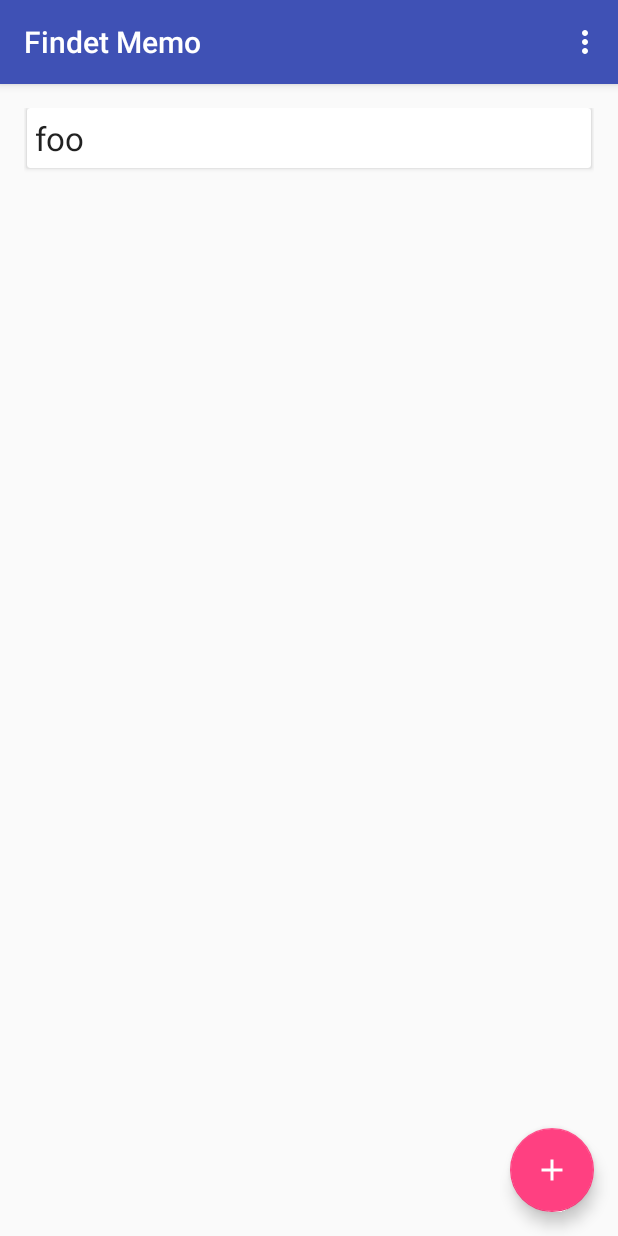
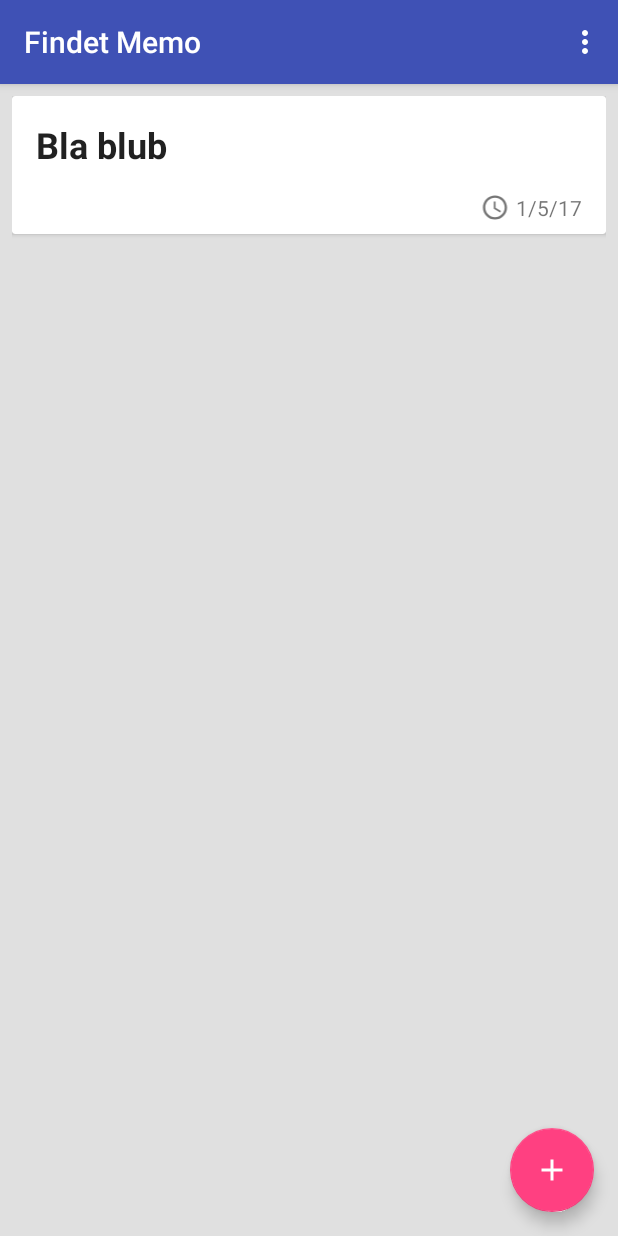
Before and after one commit to bennofs/findet-memo, an Android app: the screen it shows after launch (MainActivity), on a phone screen of 412 x 824 dp. Run offline under Robolectric (Android 15) with nearby library versions, the light colour scheme and no system bars.

Commit message:
text memos: support editing, better summary

```diff
--- a/app/src/main/AndroidManifest.xml
+++ b/app/src/main/AndroidManifest.xml
@@ -18,7 +18,7 @@
             </intent-filter>
         </activity>
         <activity
-            android:name=".activity.NewTextMemoActivity"
+            android:name=".activity.TextMemoActivity"
             android:label="New memo">
         </activity>
     </application>
--- a/app/src/main/java/tu/emi/findetmemo/activity/MainActivity.java
+++ b/app/src/main/java/tu/emi/findetmemo/activity/MainActivity.java
@@ -20,7 +20,7 @@ import tu.emi.findetmemo.data.TextMemo;
 
 public class MainActivity extends AppCompatActivity {
 
-    private static final int NEW_MEMO_REQUEST = 1;
+    public static final int NEW_MEMO_REQUEST = 1;
 
     private MemoRepository memos;
 
@@ -42,7 +42,8 @@ public class MainActivity extends AppCompatActivity {
             public boolean onMenuItemSelected(MenuItem menuItem) {
                 switch (menuItem.getItemId()) {
                     case R.id.action_add_text:
-                        Intent intent = new Intent(MainActivity.this, NewTextMemoActivity.class);
+                        Intent intent = new Intent(MainActivity.this, TextMemoActivity.class);
+                        intent.putExtra(Memo.EXTRA_MEMO, TextMemo.createEmpty());
                         MainActivity.this.startActivityForResult(intent, NEW_MEMO_REQUEST);
                         break;
                     default:
@@ -52,10 +53,11 @@ public class MainActivity extends AppCompatActivity {
             }
         });
 
-        memos.add(TextMemo.create("foo", "BAR"));
+        memos.update(TextMemo.create("Bla blub", "Lorem ipsum quot erad demonstrantum"));
+
         viewMemoList = (RecyclerView) findViewById(R.id.recyclerview_memolist);
         viewMemoList.setLayoutManager(new LinearLayoutManager(this));
-        viewMemoList.setAdapter(new MemoSummaries(memos));
+        viewMemoList.setAdapter(new MemoSummaries(memos, this));
     }
 
     @Override
@@ -70,10 +72,10 @@ public class MainActivity extends AppCompatActivity {
     }
 
     private void handleNewMemo(int resultCode, Memo memo) {
-        if (resultCode != RESULT_OK) return;
-        memos.add(memo);
+        if (resultCode != RESULT_OK || memo.isEmpty()) return;
+        memos.update(memo);
 
-        Toast t = Toast.makeText(this, "Created new memo", Toast.LENGTH_LONG);
+        Toast t = Toast.makeText(this, "Updated memo " + memo.common.title, Toast.LENGTH_LONG);
         t.show();
     }
 
--- a/app/src/main/java/tu/emi/findetmemo/data/Memo.java
+++ b/app/src/main/java/tu/emi/findetmemo/data/Memo.java
@@ -10,26 +10,46 @@ import tu.emi.findetmemo.view.ViewTemplate;
 abstract public class Memo implements Serializable {
     public static final String EXTRA_MEMO = "tu.emi.findetmemo.model.Memo";
 
-    public final UUID uuid;
-    public final String title;
-    public final Date creationDate;
-    public final Date lastModificationDate;
+    public static class Common implements Serializable {
 
-    public Memo(UUID uuid, String title, Date creationDate, Date lastModificationDate) {
-        this.uuid = uuid;
-        this.title = title;
-        this.creationDate = creationDate;
-        this.lastModificationDate = lastModificationDate;
+        public final String title;
+        public final Date creationDate;
+        public final Date lastModificationDate;
+
+        public Common(String title, Date creationDate, Date lastModificationDate) {
+            this.title = title.trim();
+            this.creationDate = creationDate;
+            this.lastModificationDate = lastModificationDate;
+        }
+
+        public Common withTitle(String title) {
+            Date now = new Date();
+            return new Common(title, this.creationDate, now);
+        }
+
+        public boolean isEmpty() {
+            return title.isEmpty();
+        }
     }
 
-    public abstract <T> T visit(MemoVisitor<T> visitor);
+    public final UUID uuid;
+    public final Common common;
+
+    public Memo(UUID uuid, Common common) {
+        this.uuid = uuid;
+        this.common = common;
+    }
+
+    public abstract Memo withCommon(Common newCommon);
+
+    public abstract boolean isEmpty();
 
     public abstract ViewTemplate summaryViewTemplate();
 
     public static class TitleComparator implements Comparator<Memo> {
         @Override
         public int compare(Memo lhs, Memo rhs) {
-            return lhs.title.compareTo(rhs.title);
+            return lhs.common.title.compareTo(rhs.common.title);
         }
     }
 }
--- a/app/src/main/java/tu/emi/findetmemo/data/MemoRepository.java
+++ b/app/src/main/java/tu/emi/findetmemo/data/MemoRepository.java
@@ -15,31 +15,44 @@ public class MemoRepository {
         this.mObservers = new HashSet<>();
     }
 
-    public Memo add(Memo memo) {
-        mData.put(memo.uuid, memo);
-        onChange(null, memo);
-        return memo;
+    public Memo update(Memo newItem) {
+        if(mData.containsKey(newItem.uuid))
+            onUpdated(newItem);
+        else
+            onAdded(newItem);
+        return mData.put(newItem.uuid, newItem);
     }
 
-    private void onChange(Memo oldItem, Memo newItem) {
-        for (Observer o : mObservers) o.onChange(oldItem, newItem);
+    public Memo remove(UUID key) {
+        Memo oldItem = mData.remove(key);
+        if(oldItem != null) onRemoved(oldItem);
+        return oldItem;
+    }
+
+    public Memo get(UUID key) {
+        return mData.get(key);
+    }
+
+    private void onAdded(Memo newItem) {
+        for (Observer o : mObservers) o.onAdded(newItem);
+    }
+
+    private void onUpdated(Memo newItem) {
+        for (Observer o : mObservers) o.onUpdated(newItem);
+    }
+
+    private void onRemoved(Memo oldItem) {
+        for (Observer o : mObservers) o.onRemoved(oldItem);
     }
 
     public Collection<Memo> all() {
         return mData.values();
     }
 
-    private int findUnusedId() {
-        int id = 1;
-        Random rand = new Random();
-        do {
-            id = rand.nextInt();
-        } while (mData.containsKey((Integer) id));
-        return id;
-    }
-
-    public static interface Observer {
-        public void onChange(Memo oldItem, Memo newItem);
+    public interface Observer {
+        void onUpdated(Memo newItem);
+        void onAdded(Memo newItem);
+        void onRemoved(Memo oldItem);
     }
 
     public Observer registerObserver(Observer observer) {
--- a/app/src/main/java/tu/emi/findetmemo/data/MemoVisitor.java
+++ /dev/null
@@ -1,5 +0,0 @@
-package tu.emi.findetmemo.data;
-
-public interface MemoVisitor<T> {
-    public T handle(TextMemo textMemo);
-}
--- a/app/src/main/java/tu/emi/findetmemo/data/TextMemo.java
+++ b/app/src/main/java/tu/emi/findetmemo/data/TextMemo.java
@@ -9,18 +9,33 @@ import tu.emi.findetmemo.view.ViewTemplate;
 public class TextMemo extends Memo {
     public final String textBody;
 
-    public TextMemo(UUID uuid, String title, Date creationDate, Date lastModificationDate, String textBody) {
-        super(uuid, title, creationDate, lastModificationDate);
-        this.textBody = textBody;
+    public TextMemo(UUID uuid, Common common, String textBody) {
+        super(uuid, common);
+        this.textBody = textBody.trim();
     }
 
     public static TextMemo create(String title, String textBody) {
-        return new TextMemo(UUID.randomUUID(), title, new Date(), new Date(), textBody);
+        Date now = new Date();
+        Common common = new Common(title, now, now);
+        return new TextMemo(UUID.randomUUID(), common, textBody);
+    }
+
+    public static TextMemo createEmpty() {
+        return create("", "");
     }
 
     @Override
-    public <T> T visit(MemoVisitor<T> visitor) {
-        return visitor.handle(this);
+    public boolean isEmpty() {
+        return common.isEmpty() && textBody.isEmpty();
+    }
+
+    @Override
+    public Memo withCommon(Common common) {
+        return new TextMemo(this.uuid, common, this.textBody);
+    }
+
+    public TextMemo withTextBody(String body) {
+        return new TextMemo(this.uuid, this.common, body);
     }
 
     @Override
--- a/app/src/main/java/tu/emi/findetmemo/view/BaseViewHolder.java
+++ b/app/src/main/java/tu/emi/findetmemo/view/BaseViewHolder.java
@@ -1,5 +1,6 @@
 package tu.emi.findetmemo.view;
 
+import android.app.Activity;
 import android.support.v7.widget.RecyclerView;
 import android.view.View;
 
@@ -12,5 +13,5 @@ abstract public class BaseViewHolder extends RecyclerView.ViewHolder {
         return itemView.findViewById(id);
     }
 
-    public abstract void bind(Object data);
+    public abstract void bind(Object data, Activity parent);
 }
--- a/app/src/main/java/tu/emi/findetmemo/view/TextMemoSummary.java
+++ b/app/src/main/java/tu/emi/findetmemo/view/TextMemoSummary.java
@@ -1,24 +1,48 @@
 package tu.emi.findetmemo.view;
 
+import android.app.Activity;
+import android.content.Intent;
+import android.support.v7.widget.CardView;
 import android.view.View;
 import android.widget.TextView;
 
+import java.text.DateFormat;
+
 import tu.emi.findetmemo.R;
+import tu.emi.findetmemo.activity.MainActivity;
+import tu.emi.findetmemo.activity.TextMemoActivity;
+import tu.emi.findetmemo.data.Memo;
 import tu.emi.findetmemo.data.TextMemo;
 
 public class TextMemoSummary extends ViewTemplate {
     public static class ViewHolder extends BaseViewHolder {
         public final TextView viewTitle;
+        public final CardView viewCard;
+        public final TextView viewDate;
 
         public ViewHolder(View root) {
             super(root);
             viewTitle = (TextView) findViewById(R.id.textview_memosummary_title);
+            viewCard = (CardView) findViewById(R.id.cardview_memosummary_main);
+            viewDate = (TextView) findViewById(R.id.textview_memosummary_date);
         }
 
         @Override
-        public void bind(Object data) {
-            TextMemo memo = (TextMemo) data;
-            viewTitle.setText(memo.title);
+        public void bind(Object data, final Activity parent) {
+            final TextMemo memo = (TextMemo) data;
+            viewTitle.setText(memo.common.title);
+
+            DateFormat dateFormat = android.text.format.DateFormat.getDateFormat(itemView.getContext().getApplicationContext());
+            viewDate.setText(dateFormat.format(memo.common.creationDate));
+            viewCard.setOnClickListener(new View.OnClickListener() {
+                @Override
+                public void onClick(View v) {
+                    Intent intent = new Intent(parent, TextMemoActivity.class);
+                    intent.putExtra(Memo.EXTRA_MEMO, memo);
+
+                    parent.startActivityForResult(intent, MainActivity.NEW_MEMO_REQUEST);
+                }
+            });
         }
     }
 
--- /dev/null
+++ b/app/src/main/res/drawable/ic_access_time_black_24dp.xml
@@ -0,0 +1,9 @@
+<vector xmlns:android="http://schemas.android.com/apk/res/android"
+        android:width="24dp"
+        android:height="24dp"
+        android:viewportWidth="24.0"
+        android:viewportHeight="24.0">
+    <path
+        android:fillColor="#FF000000"
+        android:pathData="M11.99,2C6.47,2 2,6.48 2,12s4.47,10 9.99,10C17.52,22 22,17.52 22,12S17.52,2 11.99,2zM12,20c-4.42,0 -8,-3.58 -8,-8s3.58,-8 8,-8 8,3.58 8,8 -3.58,8 -8,8zM12.5,7H11v6l5.25,3.15 0.75,-1.23 -4.5,-2.67z"/>
+</vector>
--- a/app/src/main/res/layout/activity_main.xml
+++ b/app/src/main/res/layout/activity_main.xml
@@ -18,12 +18,24 @@
                 android:layout_width="match_parent"
                 android:layout_height="?attr/actionBarSize"
                 android:background="?attr/colorPrimary"
-            android:elevation="4dp"
                 app:popupTheme="@style/AppTheme.PopupOverlay"/>
 
     </android.support.design.widget.AppBarLayout>
 
-    <include layout="@layout/content_main"/>
+    <android.support.v7.widget.RecyclerView
+        xmlns:android="http://schemas.android.com/apk/res/android"
+        xmlns:tools="http://schemas.android.com/tools"
+        xmlns:app="http://schemas.android.com/apk/res-auto"
+        android:id="@+id/recyclerview_memolist"
+        android:layout_width="match_parent"
+        android:layout_height="match_parent"
+        android:background="#e0e0e0"
+        android:paddingLeft="8dp"
+        android:paddingRight="8dp"
+        android:paddingTop="8dp"
+        android:paddingBottom="16dp"
+        app:layout_behavior="@string/appbar_scrolling_view_behavior">
+    </android.support.v7.widget.RecyclerView>
 
     <io.github.yavski.fabspeeddial.FabSpeedDial
         android:id="@+id/fab_menu_add_note"
--- a/app/src/main/res/layout/content_main.xml
+++ /dev/null
@@ -1,15 +0,0 @@
-<?xml version="1.0" encoding="utf-8"?>
-<android.support.v7.widget.RecyclerView
-        xmlns:android="http://schemas.android.com/apk/res/android"
-        xmlns:tools="http://schemas.android.com/tools"
-        xmlns:app="http://schemas.android.com/apk/res-auto"
-    android:id="@+id/recyclerview_memolist"
-        android:layout_width="match_parent"
-        android:layout_height="match_parent"
-        android:paddingLeft="@dimen/activity_horizontal_margin"
-        android:paddingRight="@dimen/activity_horizontal_margin"
-        android:paddingTop="@dimen/activity_vertical_margin"
-        android:paddingBottom="@dimen/activity_vertical_margin"
-        app:layout_behavior="@string/appbar_scrolling_view_behavior"
-        tools:showIn="@layout/activity_main"
-    tools:context="tu.emi.findetmemo.activity.MainActivity"></android.support.v7.widget.RecyclerView>
--- a/app/src/main/res/layout/layout_text_memo_summary.xml
+++ b/app/src/main/res/layout/layout_text_memo_summary.xml
@@ -1,18 +1,52 @@
 <?xml version="1.0" encoding="utf-8"?>
 <android.support.v7.widget.CardView xmlns:android="http://schemas.android.com/apk/res/android"
+    xmlns:tools="http://schemas.android.com/tools"
+    android:id="@+id/cardview_memosummary_main"
     android:layout_width="match_parent"
     android:layout_height="wrap_content"
-    android:layout_marginBottom="5dp"
-    android:layout_marginLeft="2dp"
-    android:layout_marginRight="2dp">
+    android:layout_marginBottom="8dp">
 
-    <TextView
-        android:layout_marginRight="2dp"
-        android:layout_marginLeft="2dp"
-        android:layout_margin="5dp"
-        android:id="@+id/textview_memosummary_title"
-        android:layout_width="wrap_content"
+    <RelativeLayout
+        android:layout_width="match_parent"
         android:layout_height="wrap_content"
-        android:textAppearance="?android:textAppearanceLarge" />
+        android:layout_marginLeft="16dp"
+        android:layout_marginRight="16dp"
+        android:layout_marginBottom="8dp"
+        android:layout_marginTop="16dp">
+
+        <TextView
+            android:layout_marginBottom="16dp"
+            android:id="@+id/textview_memosummary_title"
+            android:layout_width="wrap_content"
+            android:layout_height="wrap_content"
+            android:textAppearance="?android:textAppearanceLarge"
+            android:textSize="24sp"
+            android:textStyle="bold"
+            tools:text="This is a memo title" />
+
+        <LinearLayout
+            android:layout_below="@id/textview_memosummary_title"
+            android:layout_width="match_parent"
+            android:layout_height="wrap_content"
+            android:gravity="center_vertical|right">
+
+            <ImageView
+                android:alpha="0.54"
+                android:layout_width="wrap_content"
+                android:layout_height="match_parent"
+                android:src="@drawable/ic_access_time_black_24dp"/>
+
+            <TextView
+                android:id="@+id/textview_memosummary_date"
+                android:layout_height="wrap_content"
+                android:layout_width="wrap_content"
+                android:layout_marginLeft="2dp"
+                tools:text="3 days ago"
+                />
+        </LinearLayout>
+
+
+    </RelativeLayout>
+
 
 </android.support.v7.widget.CardView>
--- a/build.gradle
+++ b/build.gradle
@@ -5,7 +5,7 @@ buildscript {
         jcenter()
     }
     dependencies {
-        classpath 'com.android.tools.build:gradle:2.2.2'
+        classpath 'com.android.tools.build:gradle:2.2.3'
 
         // NOTE: Do not place your application dependencies here; they belong
         // in the individual module build.gradle files
```
Also changed, not shown: app/src/main/java/tu/emi/findetmemo/activity/TextMemoActivity.java (renamed from app/src/main/java/tu/emi/findetmemo/activity/NewTextMemoActivity.java, +16 -6 lines), app/src/main/java/tu/emi/findetmemo/adapter/MemoSummaries.java (+50 -19 lines), app/src/main/res/layout/activity_text_memo.xml (renamed from app/src/main/res/layout/activity_new_text_memo.xml, +9 -9 lines), app/src/main/res/layout/layout_memo_summary.xml (deleted, +0 -9 lines), 1 other file.
